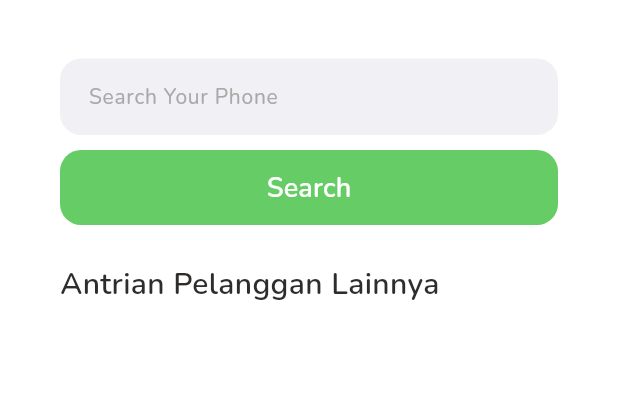
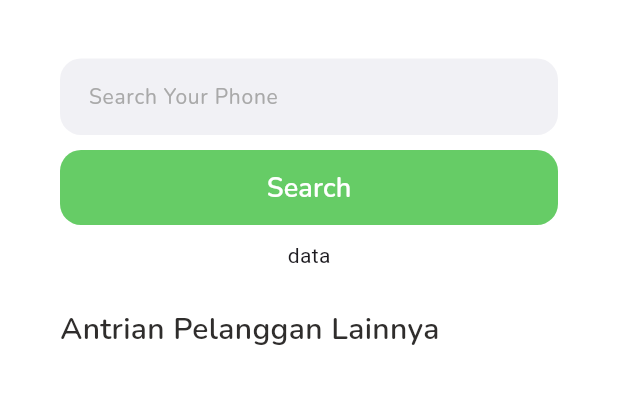
Before and after one commit to trihadi17/queue, a Flutter app: the QueuePage screen opened by its route, on a phone screen of 412 x 824 dp, the part 63-467 px from its top. Run offline on Flutter 3.47's test engine with Material 3 defaults, Android fonts, the phone set to English and light mode, and no system bars; our stand-ins replace google_fonts; network calls fail.

Commit message:
Find Queue

```diff
--- a/lib/models/queue.dart
+++ b/lib/models/queue.dart
@@ -21,12 +21,12 @@ class QueueModel {
   });
 
   QueueModel.fromJson(Map<String, dynamic> json) {
-    queueNumber = json['queueNumber'];
-    customerPax = json['customerPax'];
+    queueNumber = json['no'];
+    customerPax = json['pax'];
     customerName = json['customerName'];
     customerPhone = json['customerPhone'];
     storeName = json['storeName'];
-    dateIn = json['dateIn'];
+    dateIn = DateTime.fromMillisecondsSinceEpoch(json['dateIn']);
     dateConfirm = json['dateConfirm'];
     storeId = json['storeId'];
     id = json['id'];
--- a/lib/pages/queue_page.dart
+++ b/lib/pages/queue_page.dart
@@ -2,6 +2,9 @@ import 'package:flutter/material.dart';
 
 // Packages
 import 'package:google_fonts/google_fonts.dart';
+
+// Model
+import 'package:queue/models/queue.dart';
 
 // Provider
 import 'package:provider/provider.dart';
@@ -45,6 +48,9 @@ class _QueuePageState extends State<QueuePage> {
   Widget build(BuildContext context) {
     // Provider
     QueueProvider queueProvider = Provider.of<QueueProvider>(context);
+
+    // Get Data Model
+    final QueueModel queueModel;
 
     // Phone Input
     Widget phoneInput() {
@@ -108,6 +114,11 @@ class _QueuePageState extends State<QueuePage> {
       );
     }
 
+    // Information Card (Queue)
+    Widget informationCard() {
+      return Text('data');
+    }
+
     // Submit Button
     Widget buttonSubmit() {
       return Column(
@@ -126,11 +137,8 @@ class _QueuePageState extends State<QueuePage> {
                   Future.delayed(
                     Duration(seconds: 2),
                     () {
-                      // Add Provider
-                      // queueProvider.addQueue(
-                      //     _nameController.text,
-                      //     _phoneController.text,
-                      //     int.parse(_paxController.text));
+                      // Find Antrian(Queue)
+                      queueProvider.findQueue(_phoneController.text);
 
                       // nonaktifkan widget loading
                       setState(() {
@@ -182,6 +190,10 @@ class _QueuePageState extends State<QueuePage> {
                 height: 10,
               ),
               buttonSubmit(),
+              SizedBox(
+                height: 10,
+              ),
+              informationCard(),
             ],
           ),
         ),
```
Also changed, not shown: lib/providers/queue_provider.dart (+23 -0 lines).
